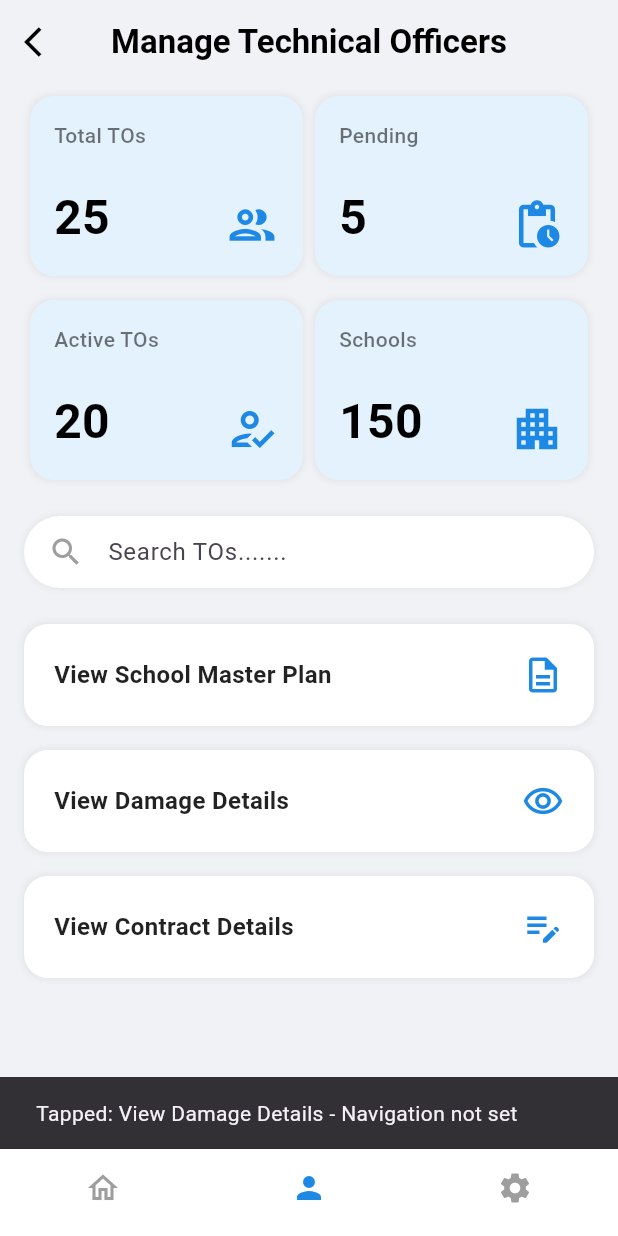
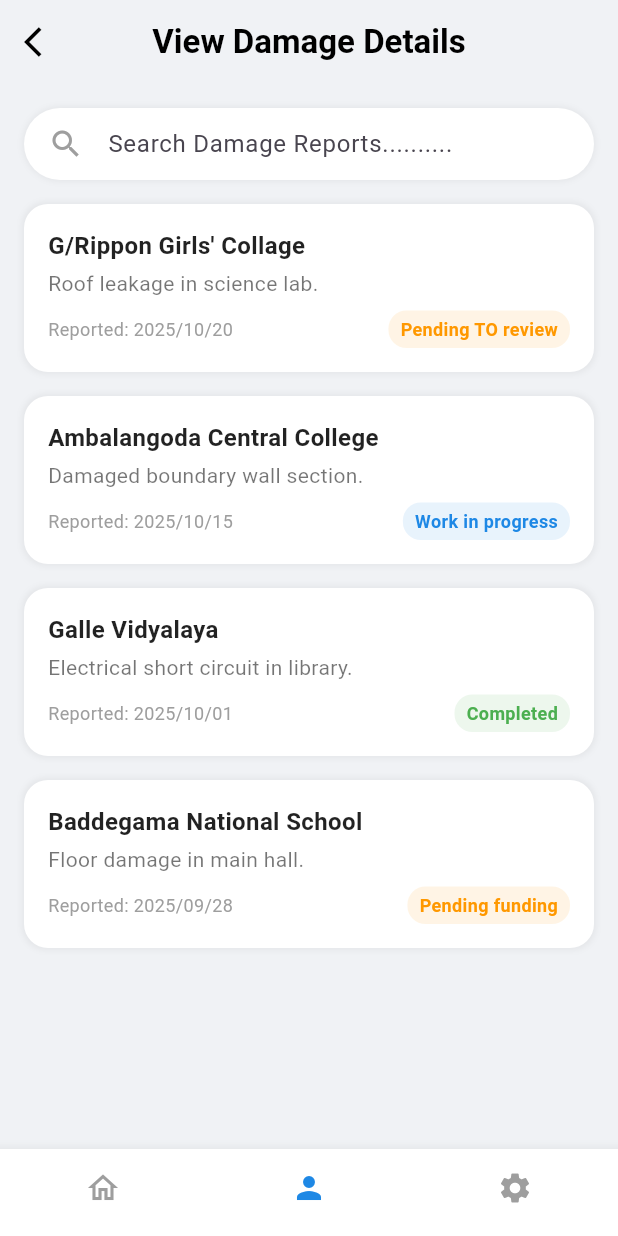
Before and after one commit to IrrigationDepartment/BuildCare, a Flutter app: the ManageTechnicalOfficersPage screen opened directly, after a tap on "View Damage Details", on a phone screen of 412 x 824 dp. Run offline on Flutter 3.47's test engine with Material 3 defaults, Android fonts, the phone set to English and light mode, and no system bars; our stand-ins replace cloud_firestore, firebase_auth, firebase_core, image_picker; accounts and stored records are empty; network calls fail.

Commit message:
Updated
Add view damage page

```diff
--- a/lib/screens/DistrictEng/manage_to_page.dart
+++ b/lib/screens/DistrictEng/manage_to_page.dart
@@ -5,6 +5,9 @@ import 'pending_approvals_page.dart';
 
 // Import the School Master Plan Page
 import 'school_master_plan_page.dart';
+
+// 🛑 NEW: Import the View Damage Details Page
+import 'view_damage_details_page.dart';
 
 class ManageTechnicalOfficersPage extends StatelessWidget {
   const ManageTechnicalOfficersPage({super.key});
@@ -119,7 +122,6 @@ class ManageTechnicalOfficersPage extends StatelessWidget {
   }
 
   // Helper widget for a single stat card in the grid
-  // Modified to accept an optional onTap function
   Widget _buildStatCard(
       String title, String count, IconData icon, {VoidCallback? onTap}) {
     return Expanded(
@@ -200,13 +202,13 @@ class ManageTechnicalOfficersPage extends StatelessWidget {
   Widget _buildManagementOptions(BuildContext context) {
     return Column(
       children: [
-        // Added onTap to navigate to SchoolMasterPlanPage
+        // Master Plan Navigation
         _buildOptionTile(
             context,
             'View School Master Plan',
             Icons.description_outlined,
             onTap: () {
-               Navigator.push(
+              Navigator.push(
                 context,
                 MaterialPageRoute(
                   builder: (context) => const SchoolMasterPlanPage(),
@@ -215,22 +217,36 @@ class ManageTechnicalOfficersPage extends StatelessWidget {
             },
         ),
         const SizedBox(height: 16),
+
+        // 🛑 MODIFIED: Added onTap to navigate to ViewDamageDetailsPage
         _buildOptionTile(
-            context, 'View Damage Details', Icons.remove_red_eye_outlined), // Changed icon to match 'View' action
+            context,
+            'View Damage Details',
+            Icons.remove_red_eye_outlined,
+            onTap: () {
+              Navigator.push(
+                context,
+                MaterialPageRoute(
+                  builder: (context) => const ViewDamageDetailsPage(),
+                ),
+              );
+            },
+        ),
         const SizedBox(height: 16),
+
+        // Contract Details (Still pending navigation)
         _buildOptionTile(
-            context, 'View Contract Details', Icons.edit_note_outlined), // Changed icon to match 'Contract' or 'Edit' action
+            context, 'View Contract Details', Icons.edit_note_outlined),
       ],
     );
   }
 
   // Helper widget for a single option tile
-  //  Now accepts an optional onTap function
   Widget _buildOptionTile(
       BuildContext context, String title, IconData icon, {VoidCallback? onTap}) {
     return InkWell(
       onTap: onTap ?? () {
-        // Default action if no onTap is provided (like showing a snackbar)
+        // Default action for unlinked options
         ScaffoldMessenger.of(context).showSnackBar(
           SnackBar(content: Text('Tapped: $title - Navigation not set')),
         );
--- /dev/null
+++ b/lib/screens/DistrictEng/view_damage_details_page.dart
@@ -0,0 +1,225 @@
+import 'package:flutter/material.dart';
+
+class ViewDamageDetailsPage extends StatelessWidget {
+  const ViewDamageDetailsPage({super.key});
+
+  // Define consistent colors
+  static const Color _primaryBlue = Color(0xFF1E88E5);
+  static const Color _backgroundColor = Color(0xFFF0F2F5);
+
+  // Sample data for the Damage Details list
+  final List<Map<String, String>> damageReports = const [
+    {
+      'school': 'G/Rippon Girls\' Collage',
+      'details': 'Roof leakage in science lab.',
+      'date': '2025/10/20',
+      'status': 'Pending TO review',
+    },
+    {
+      'school': 'Ambalangoda Central College',
+      'details': 'Damaged boundary wall section.',
+      'date': '2025/10/15',
+      'status': 'Work in progress',
+    },
+    {
+      'school': 'Galle Vidyalaya',
+      'details': 'Electrical short circuit in library.',
+      'date': '2025/10/01',
+      'status': 'Completed',
+    },
+    {
+      'school': 'Baddegama National School',
+      'details': 'Floor damage in main hall.',
+      'date': '2025/09/28',
+      'status': 'Pending funding',
+    },
+  ];
+
+  @override
+  Widget build(BuildContext context) {
+    return Scaffold(
+      backgroundColor: _backgroundColor,
+      appBar: AppBar(
+        backgroundColor: Colors.transparent,
+        elevation: 0,
+        leading: IconButton(
+          icon: const Icon(Icons.arrow_back_ios, color: Colors.black),
+          onPressed: () => Navigator.of(context).pop(),
+        ),
+        title: const Text(
+          'View Damage Details',
+          style: TextStyle(color: Colors.black, fontWeight: FontWeight.bold),
+        ),
+        centerTitle: true,
+      ),
+      body: SafeArea(
+        child: Column(
+          children: [
+            // Search Bar for Damage Reports
+            Padding(
+              padding: const EdgeInsets.all(16.0),
+              child: _buildSearchBar(),
+            ),
+
+            // Damage Report List
+            Expanded(
+              child: ListView.separated(
+                padding: const EdgeInsets.symmetric(horizontal: 16.0),
+                itemCount: damageReports.length,
+                separatorBuilder: (context, index) => const SizedBox(height: 16),
+                itemBuilder: (context, index) {
+                  final report = damageReports[index];
+                  return _buildDamageTile(
+                    context,
+                    report['school']!,
+                    report['details']!,
+                    report['date']!,
+                    report['status']!,
+                  );
+                },
+              ),
+            ),
+          ],
+        ),
+      ),
+      // Consistent Bottom Navigation Bar styling (as seen in previous images)
+      bottomNavigationBar: BottomNavigationBar(
+        items: const <BottomNavigationBarItem>[
+          BottomNavigationBarItem(
+            icon: Icon(Icons.home_outlined),
+            label: 'Home',
+          ),
+          BottomNavigationBarItem(
+            icon: Icon(Icons.person),
+            label: 'Profile',
+          ),
+          BottomNavigationBarItem(
+            icon: Icon(Icons.settings),
+            label: 'Settings',
+          ),
+        ],
+        currentIndex: 1, // Profile (person) is selected
+        selectedItemColor: _primaryBlue,
+        unselectedItemColor: Colors.grey,
+        showSelectedLabels: false,
+        showUnselectedLabels: false,
+        backgroundColor: Colors.white,
+        type: BottomNavigationBarType.fixed,
+      ),
+    );
+  }
+
+  // Helper widget for the search bar
+  Widget _buildSearchBar() {
+    return Container(
+      padding: const EdgeInsets.symmetric(horizontal: 16.0),
+      decoration: BoxDecoration(
+        color: Colors.white,
+        borderRadius: BorderRadius.circular(30),
+        boxShadow: [
+          BoxShadow(
+            color: Colors.black.withOpacity(0.05),
+            spreadRadius: 1,
+            blurRadius: 3,
+          ),
+        ],
+      ),
+      child: const TextField(
+        decoration: InputDecoration(
+          hintText: 'Search Damage Reports..........',
+          border: InputBorder.none,
+          icon: Icon(Icons.search, color: Colors.grey),
+          contentPadding: EdgeInsets.symmetric(vertical: 12),
+        ),
+      ),
+    );
+  }
+
+  // Helper function to get status color
+  Color _getStatusColor(String status) {
+    if (status.contains('Pending')) {
+      return Colors.orange;
+    } else if (status.contains('progress')) {
+      return _primaryBlue;
+    } else if (status.contains('Completed')) {
+      return Colors.green;
+    }
+    return Colors.grey;
+  }
+
+  // Helper widget for a single damage report tile
+  Widget _buildDamageTile(
+      BuildContext context, String school, String details, String date, String status) {
+    return InkWell(
+      onTap: () {
+        // Navigate to detailed damage report view
+        ScaffoldMessenger.of(context).showSnackBar(
+          SnackBar(content: Text('Viewing details for: $school')),
+        );
+      },
+      child: Container(
+        padding: const EdgeInsets.all(16),
+        decoration: BoxDecoration(
+          color: Colors.white,
+          borderRadius: BorderRadius.circular(16),
+          boxShadow: [
+            BoxShadow(
+              color: Colors.black.withOpacity(0.05),
+              spreadRadius: 1,
+              blurRadius: 3,
+            ),
+          ],
+        ),
+        child: Column(
+          crossAxisAlignment: CrossAxisAlignment.start,
+          children: [
+            Text(
+              school,
+              style: const TextStyle(
+                fontSize: 16,
+                fontWeight: FontWeight.bold,
+                color: Colors.black87,
+              ),
+            ),
+            const SizedBox(height: 4),
+            Text(
+              details,
+              style: const TextStyle(
+                fontSize: 14,
+                color: Colors.black54,
+              ),
+            ),
+            const SizedBox(height: 8),
+            Row(
+              mainAxisAlignment: MainAxisAlignment.spaceBetween,
+              children: [
+                Text(
+                  'Reported: $date',
+                  style: const TextStyle(
+                    fontSize: 12,
+                    color: Colors.grey,
+                  ),
+                ),
+                Container(
+                  padding: const EdgeInsets.symmetric(horizontal: 8, vertical: 4),
+                  decoration: BoxDecoration(
+                    color: _getStatusColor(status).withOpacity(0.1),
+                    borderRadius: BorderRadius.circular(12),
+                  ),
+                  child: Text(
+                    status,
+                    style: TextStyle(
+                      fontSize: 12,
+                      fontWeight: FontWeight.bold,
+                      color: _getStatusColor(status),
+                    ),
+                  ),
+                ),
+              ],
+            ),
+          ],
+        ),
+      ),
+    );
+  }
+}
```
